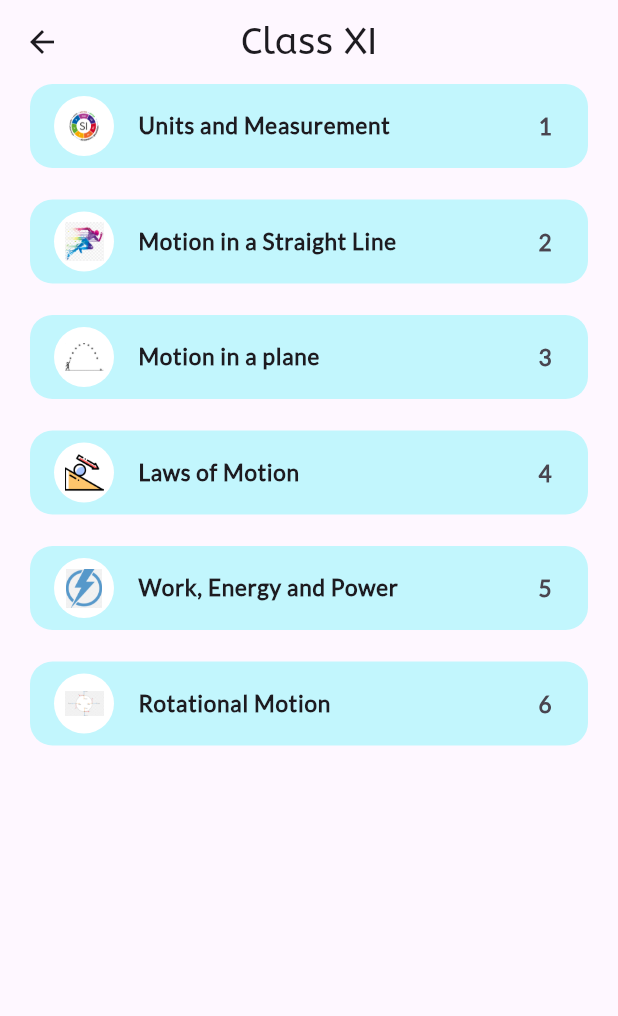
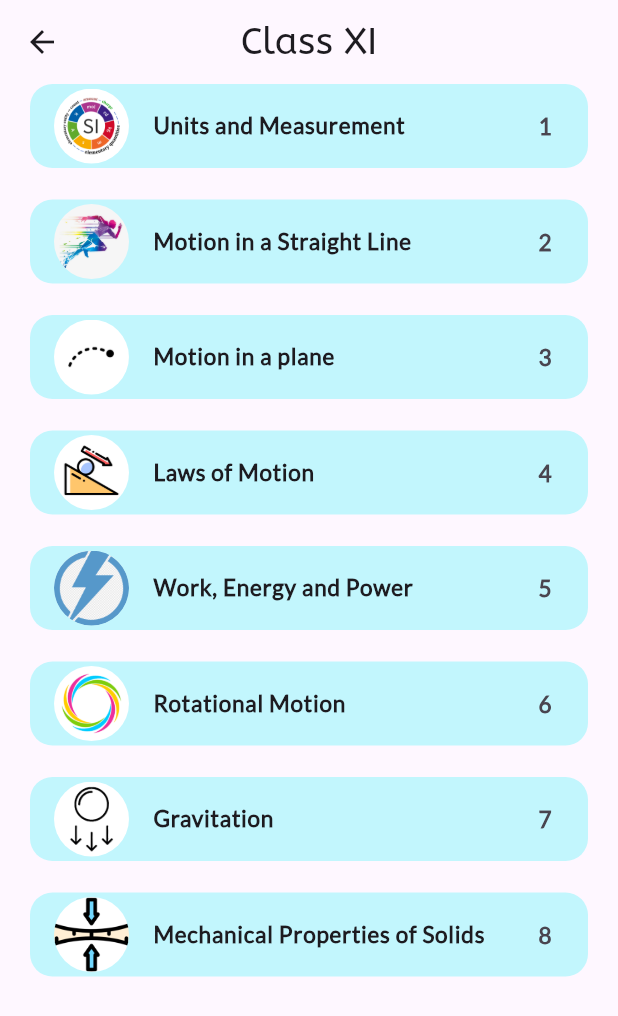
Before and after one commit to prasenjitagt/formula_app, a Flutter app: the screen it shows after launch, after a tap on "Class XI", on a phone screen of 412 x 824 dp. Shown: the top 1016 px of the screen. Run offline on Flutter 3.47's test engine with Material 3 defaults, Android fonts, the phone set to English and light mode, and no system bars; our stand-ins replace cached_network_image, firebase_core, firebase_storage, flutter_animate; missing offline and left inert: tex_text; accounts and stored records are empty; network calls fail.

Commit message:
done adding animation on appbar

```diff
--- a/lib/data/eleven_chapter_name_data.dart
+++ b/lib/data/eleven_chapter_name_data.dart
@@ -1,7 +1,9 @@
 import 'package:formula_app/models/chapter_name_model.dart';
+import 'package:formula_app/screens/eleven_screens/gravitation.dart';
 import 'package:formula_app/screens/eleven_screens/nlm.dart';
 import 'package:formula_app/screens/eleven_screens/plane.dart';
 import 'package:formula_app/screens/eleven_screens/rotational.dart';
+import 'package:formula_app/screens/eleven_screens/solids.dart';
 import 'package:formula_app/screens/eleven_screens/straight_line.dart';
 import 'package:formula_app/screens/eleven_screens/units.dart';
 import 'package:formula_app/screens/eleven_screens/work.dart';
@@ -53,18 +55,19 @@ const elevenChapterDetails = [
     chapterImageName: "11ch6.png",
     chapterPageWidget: Rotational(appBarTitleText: "Rotational Motion"),
   ),
-  // ChapterNameModel(
-  //   chapterName: "Gravitation",
-  //   chapterNumber: 7,
-  //   chapterImageName: "11ch7.png",
-  //   chapterPageWidget: null,
-  // ),
-  // ChapterNameModel(
-  //   chapterName: "Mechanical Properties of Solids",
-  //   chapterNumber: 8,
-  //   chapterImageName: "11ch8.png",
-  //   chapterPageWidget: null,
-  // ),
+  ChapterNameModel(
+    chapterName: "Gravitation",
+    chapterNumber: 7,
+    chapterImageName: "11ch7.png",
+    chapterPageWidget: Gravitation(appBarTitleText: "Gravitation"),
+  ),
+  ChapterNameModel(
+    chapterName: "Mechanical Properties of Solids",
+    chapterNumber: 8,
+    chapterImageName: "11ch8.png",
+    chapterPageWidget:
+        Solids(appBarTitleText: "Mechanical Properties of Solids"),
+  ),
   // ChapterNameModel(
   //   chapterName: "Mechanical Properties of Fluids",
   //   chapterNumber: 9,
--- a/lib/screens/class_eleven_screen.dart
+++ b/lib/screens/class_eleven_screen.dart
@@ -17,8 +17,6 @@ class ClassElevenScreen extends StatelessWidget {
       ),
       body: ListView(
         padding: const EdgeInsets.symmetric(horizontal: 20),
-
-        // children: [for (final Chapter in elevenChapterDetails) Text("data")],
         children: elevenChapterDetails.map((eachChapter) {
           return ListTileForChapters(chapterDetails: eachChapter);
         }).toList(),
--- a/lib/screens/eleven_screens/nlm.dart
+++ b/lib/screens/eleven_screens/nlm.dart
@@ -3,6 +3,7 @@ import 'package:formula_app/widgets/custom_app_bar_title.dart';
 import 'package:formula_app/widgets/my_divider.dart';
 import 'package:formula_app/widgets/double_tap_to_zoom_network_widget.dart';
 import 'package:formula_app/widgets/double_tap_to_zoom_network_widget.dart';
+import 'package:formula_app/models/scroll_to_bottom.dart';
 
 class NLM extends StatefulWidget {
   const NLM({super.key, required this.appBarTitleText});
@@ -46,9 +47,7 @@ class _NLMState extends State<NLM> {
   }
 
   void _scrollToBottom() {
-    // var scrollValue = _myScrollController.position.maxScrollExtent;
-    _myScrollController.animateTo(20000,
-        duration: const Duration(milliseconds: 1500), curve: Curves.easeInOut);
+    ScrollToBottom().scrollToBottom(_myScrollController);
   }
 
   @override
--- a/lib/screens/eleven_screens/plane.dart
+++ b/lib/screens/eleven_screens/plane.dart
@@ -1,4 +1,5 @@
 import 'package:flutter/material.dart';
+import 'package:formula_app/models/scroll_to_bottom.dart';
 import 'package:formula_app/widgets/custom_app_bar_title.dart';
 import 'package:formula_app/widgets/my_divider.dart';
 import 'package:formula_app/widgets/double_tap_to_zoom_network_widget.dart';
@@ -45,9 +46,7 @@ class _PlaneState extends State<Plane> {
   }
 
   void _scrollToBottom() {
-    // var scrollValue = _myScrollController.position.maxScrollExtent;
-    _myScrollController.animateTo(20000,
-        duration: const Duration(milliseconds: 1500), curve: Curves.easeInOut);
+    ScrollToBottom().scrollToBottom(_myScrollController);
   }
 
   @override
--- a/lib/screens/eleven_screens/rotational.dart
+++ b/lib/screens/eleven_screens/rotational.dart
@@ -1,4 +1,5 @@
 import 'package:flutter/material.dart';
+import 'package:formula_app/models/scroll_to_bottom.dart';
 import 'package:formula_app/widgets/custom_app_bar_title.dart';
 import 'package:formula_app/widgets/gap.dart';
 import 'package:formula_app/widgets/double_tap_to_zoom_network_widget.dart';
@@ -44,9 +45,7 @@ class _RotationalState extends State<Rotational> {
   }
 
   void _scrollToBottom() {
-    // var scrollValue = _myScrollController.position.maxScrollExtent;
-    _myScrollController.animateTo(20000,
-        duration: const Duration(milliseconds: 1500), curve: Curves.easeInOut);
+    ScrollToBottom().scrollToBottom(_myScrollController);
   }
 
   @override
--- a/lib/screens/eleven_screens/work.dart
+++ b/lib/screens/eleven_screens/work.dart
@@ -1,4 +1,5 @@
 import 'package:flutter/material.dart';
+import 'package:formula_app/models/scroll_to_bottom.dart';
 import 'package:formula_app/widgets/custom_app_bar_title.dart';
 import 'package:formula_app/widgets/gap.dart';
 import 'package:formula_app/widgets/my_divider.dart';
@@ -46,9 +47,7 @@ class _WorkState extends State<Work> {
   }
 
   void _scrollToBottom() {
-    // var scrollValue = _myScrollController.position.maxScrollExtent;
-    _myScrollController.animateTo(20000,
-        duration: const Duration(milliseconds: 1500), curve: Curves.easeInOut);
+    ScrollToBottom().scrollToBottom(_myScrollController);
   }
 
   @override
--- a/lib/widgets/custom_app_bar_title.dart
+++ b/lib/widgets/custom_app_bar_title.dart
@@ -1,4 +1,5 @@
 import 'package:flutter/material.dart';
+import 'package:flutter_animate/flutter_animate.dart';
 
 class CustomAppBarTitle extends StatelessWidget {
   const CustomAppBarTitle({
@@ -20,7 +21,10 @@ class CustomAppBarTitle extends StatelessWidget {
               fontFamily: 'aBeeZee',
               fontSize: 12,
               color: Colors.redAccent.shade700),
-        )
+        ).animate().shakeX(
+              duration: 1000.ms,
+              hz: 2,
+            )
       ],
     );
   }
--- a/lib/widgets/list_tile_for_chapters.dart
+++ b/lib/widgets/list_tile_for_chapters.dart
@@ -11,14 +11,12 @@ class ListTileForChapters extends StatelessWidget {
     return Column(
       children: [
         ListTile(
-            leading: CircleAvatar(
-              backgroundColor: Colors.white,
-              child: Padding(
-                padding: const EdgeInsets.all(7.0),
-                child: Image.asset(
-                  'assets/images/${chapterDetails.chapterImageName}',
-                  width: 35,
-                ),
+            leading: ClipOval(
+              child: Image.asset(
+                'assets/images/${chapterDetails.chapterImageName}',
+                width: 50,
+                height: 50,
+                fit: BoxFit.cover,
               ),
             ),
             title: Padding(
--- a/pubspec.yaml
+++ b/pubspec.yaml
@@ -41,6 +41,7 @@ dependencies:
   firebase_core: ^2.24.2
   transparent_image: ^2.0.1
   cached_network_image: ^3.3.1
+  flutter_animate: ^4.5.0
 
 dev_dependencies:
   flutter_test:
```
Also changed, not shown: lib/models/scroll_to_bottom.dart (added, +9 -0 lines), lib/screens/eleven_screens/gravitation.dart (+84 -0 lines), lib/screens/eleven_screens/solids.dart (+85 -0 lines), lib/widgets/double_tap_to_zoom_widget.dart (+4 -6 lines), assets/images/11ch1.png, assets/images/11ch2.png, assets/images/11ch3.png, assets/images/11ch4.png, assets/images/11ch6.png, assets/images/11ch7.png (added), assets/images/11ch8.png (added), pubspec.lock, 1 other file.
